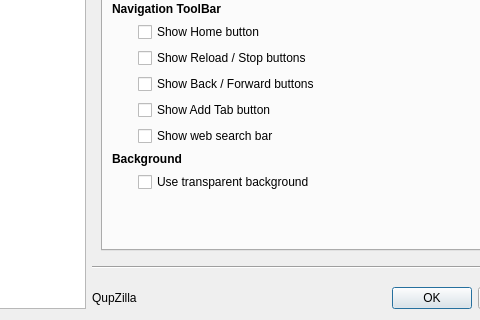
QupZilla/qupzilla, file src/lib/preferences/preferences.ui: the form before one commit; both pictures show x 145 to 625 and y 180 to 500 of the 800 by 500 pixel window.
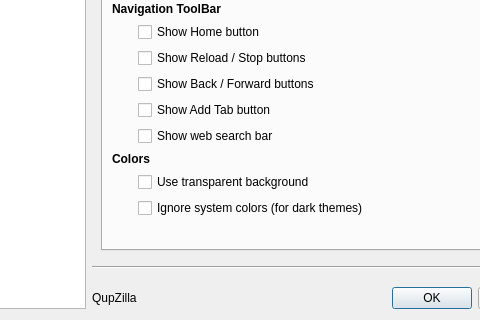
The form after the commit. The open tabs and pages were chosen to show the change.

Commit message:
Add new option "Ignore system colors" for dark themes.
It will set default background of html element to white.
However, this may break some sites, so let's just make this
optional.

```diff
--- a/src/lib/preferences/preferences.ui
+++ b/src/lib/preferences/preferences.ui
@@ -596,11 +596,11 @@
            <item row="9" column="0" colspan="2">
             <widget class="QLabel" name="label_7">
              <property name="text">
-              <string>&lt;b&gt;Background&lt;b/&gt;</string>
+              <string>&lt;b&gt;Colors&lt;b/&gt;</string>
              </property>
             </widget>
            </item>
-           <item row="11" column="1">
+           <item row="12" column="1">
             <spacer name="verticalSpacer_12">
              <property name="orientation">
               <enum>Qt::Vertical</enum>
@@ -641,6 +641,13 @@
              </property>
             </widget>
            </item>
+           <item row="11" column="1">
+            <widget class="QCheckBox" name="ignoreSystemColors">
+             <property name="text">
+              <string>Ignore system colors (for dark themes)</string>
+             </property>
+            </widget>
+           </item>
           </layout>
          </widget>
         </widget>
```
The commit also changes 3 other files.
